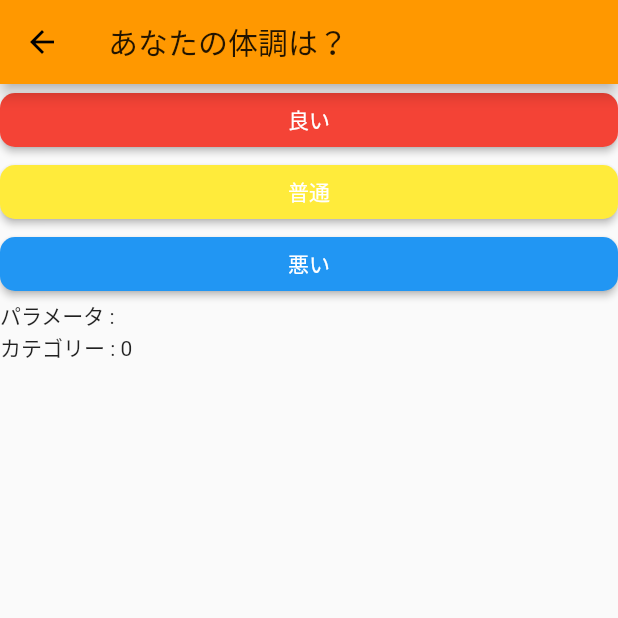
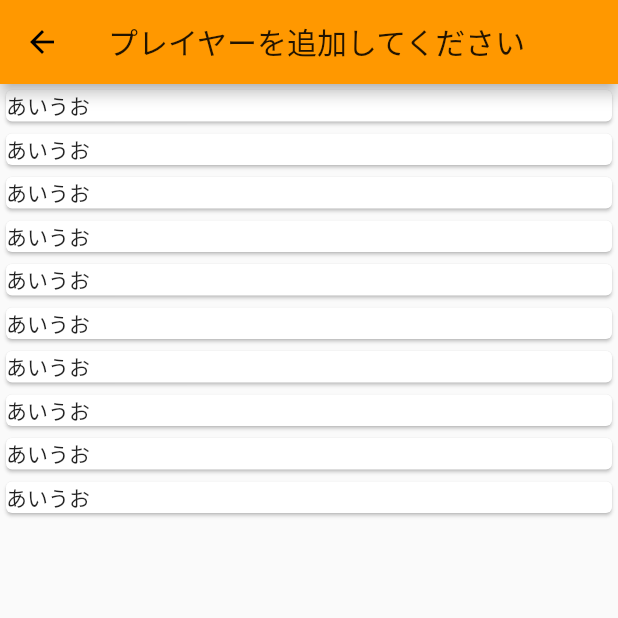
Before and after one commit to rmaejima/flutter-questionair-app, a Flutter app: the Q1 screen opened directly, on a phone screen of 412 x 824 dp, the top half of it. Run offline on Flutter 3.47's test engine with Material 2 defaults, Android fonts, the light colour scheme and no system bars; our stand-ins replace flutter_hooks, flutter_riverpod, freezed_annotation, hooks_riverpod, state_notifier.

Commit message:
Add list view

```diff
--- a/lib/views/components/common/q_button.dart
+++ /dev/null
@@ -1,44 +0,0 @@
-import 'package:flutter/material.dart';
-import 'package:flutter_hooks/flutter_hooks.dart';
-import 'package:hooks_riverpod/hooks_riverpod.dart';
-import 'package:questionair_app/providers/questionair_provider.dart';
-
-class QButton extends HookWidget {
-  QButton({
-    required this.param,
-    required this.color,
-    required this.route,
-  });
-  String param;
-  Color color;
-  Widget route;
-
-  @override
-  Widget build(BuildContext context) {
-    // コントローラの宣言
-    final _questionairController = useProvider(questionairProvider.notifier);
-    return ElevatedButton(
-      child: Text(param),
-      style: ElevatedButton.styleFrom(
-        primary: color,
-        onPrimary: Colors.white,
-        shape: RoundedRectangleBorder(
-          borderRadius: BorderRadius.circular(10),
-        ),
-      ),
-      onPressed: () {
-        _questionairController.setParam(param);
-        // エラーが起こる
-        Navigator.push(
-          context,
-          MaterialPageRoute<void>(
-            builder: (context) {
-              return route;
-              // return Q2();
-            },
-          ),
-        );
-      },
-    );
-  }
-}
--- a/lib/views/components/common/show_questionair_state.dart
+++ /dev/null
@@ -1,15 +0,0 @@
-import 'package:flutter/cupertino.dart';
-import 'package:flutter_hooks/flutter_hooks.dart';
-import 'package:hooks_riverpod/hooks_riverpod.dart';
-
-import 'package:questionair_app/providers/questionair_provider.dart';
-
-class ShowQuestionairState extends HookWidget {
-  Widget build(BuildContext context) {
-    // ステートの宣言
-    final _questionairState =
-        useProvider(questionairProvider.select((value) => value));
-    return Text(
-        'パラメータ : ${_questionairState.param}\nカテゴリー : ${_questionairState.category}');
-  }
-}
--- a/lib/views/components/result/back_top_button.dart
+++ b/lib/views/components/result/back_top_button.dart
@@ -19,8 +19,8 @@ class BackTopButton extends HookWidget {
         ),
       ),
       onPressed: () {
-        _questionairController.resetParam();
-        _questionairController.resetCategory();
+        // _questionairController.resetParam();
+        // _questionairController.resetCategory();
         Navigator.push(
           context,
           MaterialPageRoute<void>(
--- a/lib/views/screens/q1.dart
+++ b/lib/views/screens/q1.dart
@@ -1,36 +1,40 @@
 import 'package:flutter/cupertino.dart';
 import 'package:flutter/material.dart';
-
-import 'package:questionair_app/views/components/common/q_button.dart';
-import 'package:questionair_app/views/components/common/show_questionair_state.dart';
-import 'package:questionair_app/views/screens/q2.dart';
 
 class Q1 extends StatelessWidget {
   @override
   Widget build(BuildContext context) {
     return Scaffold(
       appBar: AppBar(
-        title: Text('あなたの体調は？'),
+        title: Text('プレイヤーを追加してください'),
       ),
-      body: ListView(
-        children: [
-          QButton(
-            param: '良い',
-            color: Colors.red,
-            route: Q2(),
-          ),
-          QButton(
-            param: '普通',
-            color: Colors.yellow,
-            route: Q2(),
-          ),
-          QButton(
-            param: '悪い',
-            color: Colors.blue,
-            route: Q2(),
-          ),
-          ShowQuestionairState(),
-        ],
+      // body: ListView(
+      //   children: [
+      //     QButton(
+      //       param: '良い',
+      //       color: Colors.red,
+      //       route: Q2(),
+      //     ),
+      //     QButton(
+      //       param: '普通',
+      //       color: Colors.yellow,
+      //       route: Q2(),
+      //     ),
+      //     QButton(
+      //       param: '悪い',
+      //       color: Colors.blue,
+      //       route: Q2(),
+      //     ),
+      //     ShowQuestionairState(),
+      //   ],
+      // ),
+      body: ListView.builder(
+        itemCount: 10,
+        itemBuilder: (context, index) {
+          return Card(
+            child: Text('あいうお'),
+          );
+        },
       ),
     );
   }
```
Also changed, not shown: lib/controllers/questionair_controller.dart (+12 -12 lines), lib/models/questionair/questionair.dart (+4 -3 lines), lib/views/screens/q2.dart (deleted, +0 -37 lines), lib/views/screens/result.dart (deleted, +0 -23 lines), lib/models/questionair/questionair.freezed.dart.
